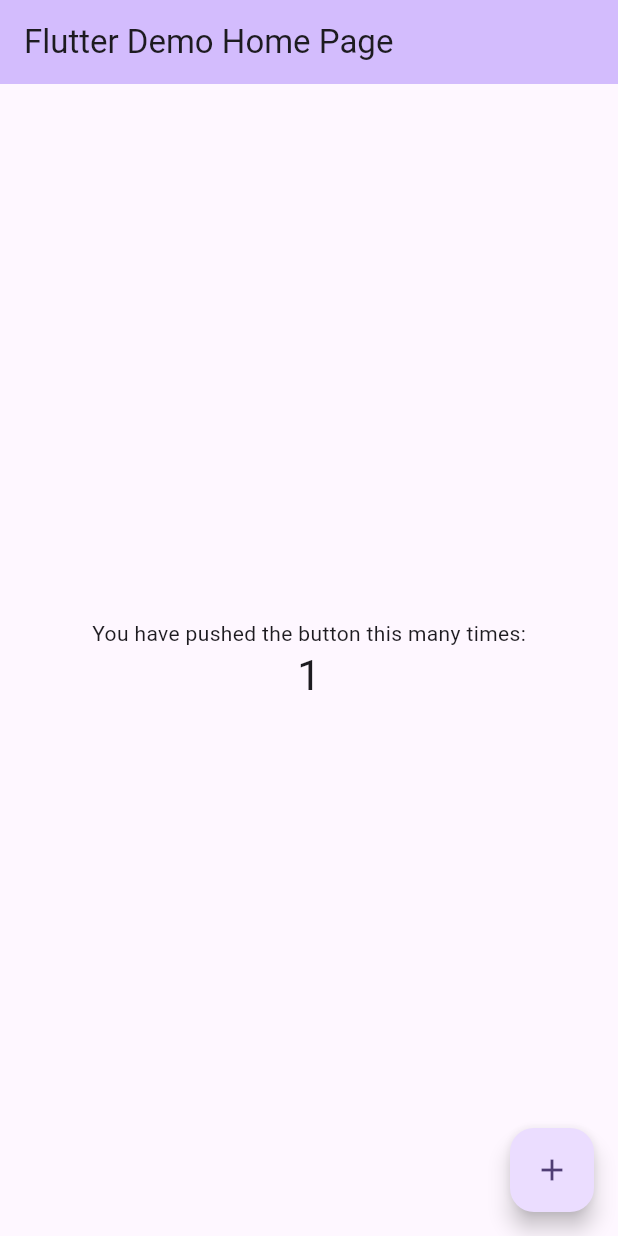
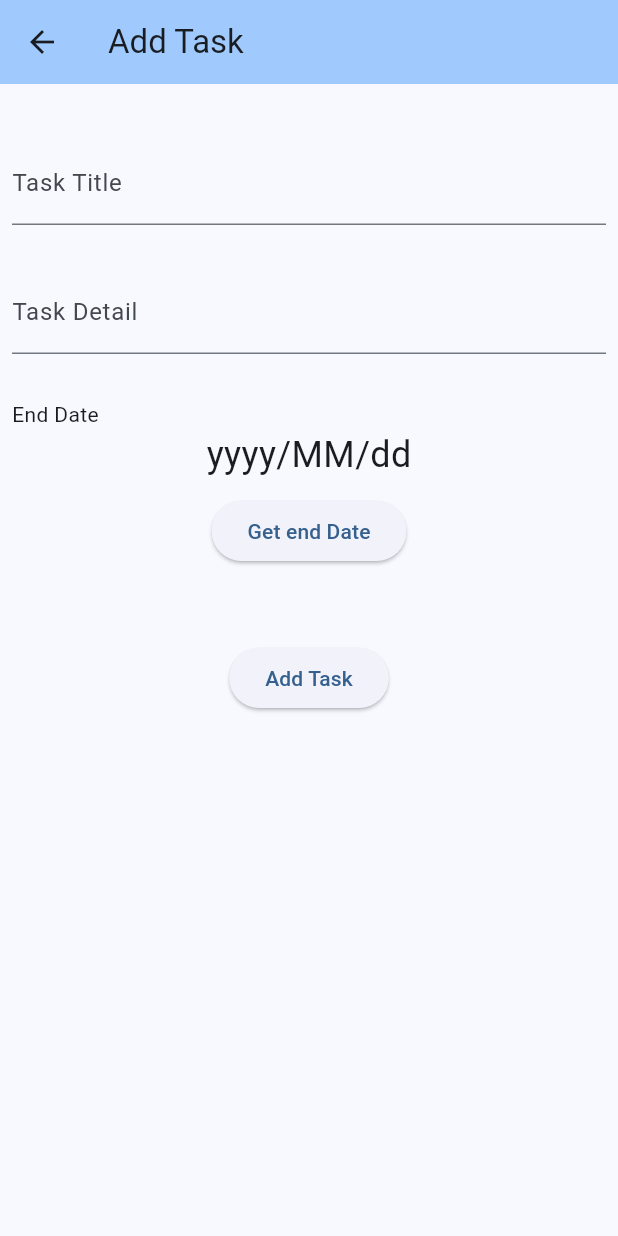
Before and after one commit to tomoya-hiraiwa/Flutter_TodoApp, a Flutter app: the screen it shows after launch, after a tap on the "add" icon, on a phone screen of 412 x 824 dp. Run offline on Flutter 3.47's test engine with Material 2 defaults, Android fonts, the phone set to English and light mode, and no system bars; our stand-ins replace sqflite; accounts and stored records are empty.

Commit message:
add task complete

```diff
--- /dev/null
+++ b/flutter_todo/lib/AddTaskPage.dart
@@ -0,0 +1,101 @@
+import 'package:flutter/material.dart';
+import 'package:flutter_todo/SQLiteHelper.dart';
+import 'package:intl/intl.dart';
+
+class AddTaskPage extends StatefulWidget {
+  const AddTaskPage({super.key});
+
+  @override
+  State<AddTaskPage> createState() => _AddTaskPageState();
+}
+
+class _AddTaskPageState extends State<AddTaskPage> {
+  final dbHelper = SQLiteHelper.instance;
+  var dateTime;
+    var  title = '';
+   var text = '';
+
+  final dateFormat = DateFormat('yyyy/MM/dd');
+  String dateStr = "yyyy/MM/dd";
+
+
+  @override
+  void initState(){
+    super.initState();
+    dateTime = DateTime.now();
+
+  }
+
+  void _insert() async{
+    Map<String,dynamic> row ={
+      SQLiteHelper.title: title,
+      SQLiteHelper.text: text,
+      SQLiteHelper.date: dateStr
+    };
+    await dbHelper.insert(row);
+    Navigator.pop(context);
+  }
+
+  _datePicker(BuildContext context) async{
+    final DateTime? datePicked = await showDatePicker(context: context, initialDate: dateTime, firstDate: DateTime(2003), lastDate: DateTime(2024));
+    if(datePicked != null && datePicked != dateTime){
+      setState(() {
+        dateTime = datePicked;
+        dateStr = dateFormat.format(dateTime);
+      });
+    }
+  }
+  @override
+  Widget build(BuildContext context) {
+    return Scaffold(
+      appBar: AppBar(
+        backgroundColor: Theme.of(context).colorScheme.inversePrimary,
+        title: const Text("Add Task"),
+      ),
+      body: Container(
+        padding: const EdgeInsets.all(8),
+        child: Center(
+        child: Column(
+          mainAxisAlignment: MainAxisAlignment.start,
+          children: [
+            const SizedBox(height: 30,),
+             TextField(
+              decoration: const InputDecoration(
+                labelText: 'Task Title',
+                hintText: 'Enter Task Title'
+              ),
+              onChanged: ((value){
+                title = value;
+              }),
+            ) ,
+            const SizedBox(height: 30,),
+             TextField(
+              decoration: const InputDecoration(
+                  labelText: 'Task Detail',
+                  hintText: 'Enter Task Detail'
+              ),
+               onChanged: ((value){
+                 text = value;
+               }),
+            ) ,
+            const SizedBox(height: 30,),
+            const Align(
+             alignment: Alignment.centerLeft,
+             child: Text('End Date'),
+            ),
+            Text(dateStr,
+            style: const TextStyle(fontSize: 24),),
+            const SizedBox(height: 10,),
+            ElevatedButton(onPressed:()=> _datePicker(context), child: const Text('Get end Date')),
+            const SizedBox(height: 50),
+            ElevatedButton(onPressed: _insert, child: const Text('Add Task'))
+
+
+          ],
+        ),
+      ),
+      )
+
+    );
+  }
+}
--- /dev/null
+++ b/flutter_todo/lib/SQLiteHelper.dart
@@ -0,0 +1,53 @@
+import 'dart:io';
+import 'package:path/path.dart';
+import 'package:sqflite/sqflite.dart';
+import 'package:path_provider/path_provider.dart';
+
+class SQLiteHelper{
+  static const _databaseName = 'Task.db';
+  static const _databaseVersion = 1;
+  static const table = 'books';
+
+  static const id = '_id';
+  static const title = 'title';
+  static const text = 'text';
+  static const date = 'date';
+
+  SQLiteHelper._privateConstructor();
+  static final SQLiteHelper instance = SQLiteHelper._privateConstructor();
+
+  static Database? _database;
+
+  Future<Database?> get database async{
+    if(_database != null) return _database;
+    _database = await _initDatabase();
+    return _database;
+  }
+  _initDatabase() async{
+    Directory documentsDirectory = await getApplicationDocumentsDirectory();
+    String path = join(documentsDirectory.path,_databaseName);
+    return await openDatabase(path,
+    version: _databaseVersion,
+    onCreate: _onCreate);
+  }
+  Future _onCreate(Database db,int version) async{
+    await db.execute('''
+    CREATE TABLE $table (
+            $id INTEGER PRIMARY KEY,
+            $title TEXT NOT NULL,
+            $text TEXT NOT NULL,
+            $date TEXT NOT NULL
+          )
+    ''');
+  }
+  Future<int> insert(Map<String, dynamic> row) async {
+    Database? db = await instance.database;
+    return await db!.insert(table, row);
+  }
+  Future<List<Map<String, dynamic>>> getDataList() async {
+    Database? db = await instance.database;
+
+    var result = await db?.query(table);
+    return result!;
+  }
+}
--- a/flutter_todo/lib/main.dart
+++ b/flutter_todo/lib/main.dart
@@ -1,4 +1,10 @@
+
+
+
 import 'package:flutter/material.dart';
+import 'package:flutter_todo/AddTaskPage.dart';
+import 'package:flutter_todo/SQLiteHelper.dart';
+import 'dart:developer';
 
 void main() {
   runApp(const MyApp());
@@ -13,110 +19,67 @@ class MyApp extends StatelessWidget {
     return MaterialApp(
       title: 'Flutter Demo',
       theme: ThemeData(
-        // This is the theme of your application.
-        //
-        // TRY THIS: Try running your application with "flutter run". You'll see
-        // the application has a blue toolbar. Then, without quitting the app,
-        // try changing the seedColor in the colorScheme below to Colors.green
-        // and then invoke "hot reload" (save your changes or press the "hot
-        // reload" button in a Flutter-supported IDE, or press "r" if you used
-        // the command line to start the app).
-        //
-        // Notice that the counter didn't reset back to zero; the application
-        // state is not lost during the reload. To reset the state, use hot
-        // restart instead.
-        //
-        // This works for code too, not just values: Most code changes can be
-        // tested with just a hot reload.
-        colorScheme: ColorScheme.fromSeed(seedColor: Colors.deepPurple),
+        colorScheme: ColorScheme.fromSeed(seedColor: Colors.blue),
         useMaterial3: true,
       ),
-      home: const MyHomePage(title: 'Flutter Demo Home Page'),
+      home: MyHomePage(),
     );
   }
 }
 
 class MyHomePage extends StatefulWidget {
-  const MyHomePage({super.key, required this.title});
+  const MyHomePage({super.key});
 
-  // This widget is the home page of your application. It is stateful, meaning
-  // that it has a State object (defined below) that contains fields that affect
-  // how it looks.
-
-  // This class is the configuration for the state. It holds the values (in this
-  // case the title) provided by the parent (in this case the App widget) and
-  // used by the build method of the State. Fields in a Widget subclass are
-  // always marked "final".
-
-  final String title;
 
   @override
   State<MyHomePage> createState() => _MyHomePageState();
 }
 
 class _MyHomePageState extends State<MyHomePage> {
-  int _counter = 0;
+  final dbHelper = SQLiteHelper.instance;
+  var dataList;
+  var listData;
 
-  void _incrementCounter() {
+  @override
+  void initState() {
+    super.initState();
+    initializeData();
+  }
+  Future<void> initializeData() async {
+    dataList = await dbHelper.getDataList();
+    log('dataList: $dataList');
     setState(() {
-      // This call to setState tells the Flutter framework that something has
-      // changed in this State, which causes it to rerun the build method below
-      // so that the display can reflect the updated values. If we changed
-      // _counter without calling setState(), then the build method would not be
-      // called again, and so nothing would appear to happen.
-      _counter++;
+      listData = dataList;
     });
   }
-
   @override
   Widget build(BuildContext context) {
-    // This method is rerun every time setState is called, for instance as done
-    // by the _incrementCounter method above.
-    //
-    // The Flutter framework has been optimized to make rerunning build methods
-    // fast, so that you can just rebuild anything that needs updating rather
-    // than having to individually change instances of widgets.
+
     return Scaffold(
       appBar: AppBar(
-        // TRY THIS: Try changing the color here to a specific color (to
-        // Colors.amber, perhaps?) and trigger a hot reload to see the AppBar
-        // change color while the other colors stay the same.
+
         backgroundColor: Theme.of(context).colorScheme.inversePrimary,
-        // Here we take the value from the MyHomePage object that was created by
-        // the App.build method, and use it to set our appbar title.
-        title: Text(widget.title),
+
+        title: const Text('Task'),
       ),
-      body: Center(
-        // Center is a layout widget. It takes a single child and positions it
-        // in the middle of the parent.
-        child: Column(
-          // Column is also a layout widget. It takes a list of children and
-          // arranges them vertically. By default, it sizes itself to fit its
-          // children horizontally, and tries to be as tall as its parent.
-          //
-          // Column has various properties to control how it sizes itself and
-          // how it positions its children. Here we use mainAxisAlignment to
-          // center the children vertically; the main axis here is the vertical
-          // axis because Columns are vertical (the cross axis would be
-          // horizontal).
-          //
-          // TRY THIS: Invoke "debug painting" (choose the "Toggle Debug Paint"
-          // action in the IDE, or press "p" in the console), to see the
-          // wireframe for each widget.
-          mainAxisAlignment: MainAxisAlignment.center,
-          children: <Widget>[
-            const Text(
-              'You have pushed the button this many times:',
+      body: ListView.builder(itemCount: listData.length,
+      itemBuilder: (context,index){
+        return ListTile(
+          title: Text(listData[index]['title'],style: TextStyle(fontSize: 24),),
+          subtitle: Text(listData[index]['date']),
+        );
+      },),
+      floatingActionButton: FloatingActionButton(
+        onPressed: ()async{
+          Navigator.push (
+            context,
+            MaterialPageRoute (
+              builder: (BuildContext context) => const AddTaskPage(),
             ),
-            Text(
-              '$_counter',
-              style: Theme.of(context).textTheme.headlineMedium,
-            ),
-          ],
-        ),
-      ),
-      floatingActionButton: FloatingActionButton(
-        onPressed: _incrementCounter,
+          ).then((value){
+            initializeData();
+          });
+        },
         tooltip: 'Increment',
         child: const Icon(Icons.add),
       ), // This trailing comma makes auto-formatting nicer for build methods.
--- a/flutter_todo/pubspec.yaml
+++ b/flutter_todo/pubspec.yaml
@@ -35,10 +35,13 @@ dependencies:
   # The following adds the Cupertino Icons font to your application.
   # Use with the CupertinoIcons class for iOS style icons.
   cupertino_icons: ^1.0.2
+  intl: ^0.18.1
 
 dev_dependencies:
   flutter_test:
     sdk: flutter
+  sqflite: ^2.2.0+3
+  path_provider: ^2.0.11
 
   # The "flutter_lints" package below contains a set of recommended lints to
   # encourage good coding practices. The lint set provided by the package is
```
Also changed, not shown: flutter_todo/pubspec.lock, 7 other files.
